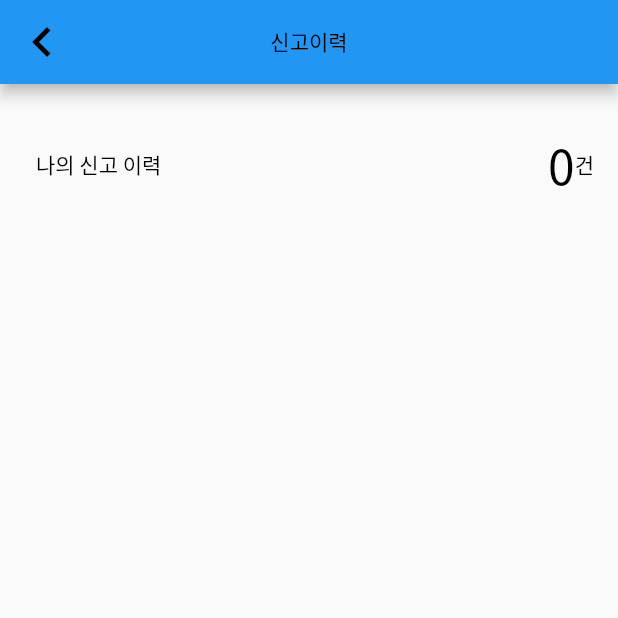
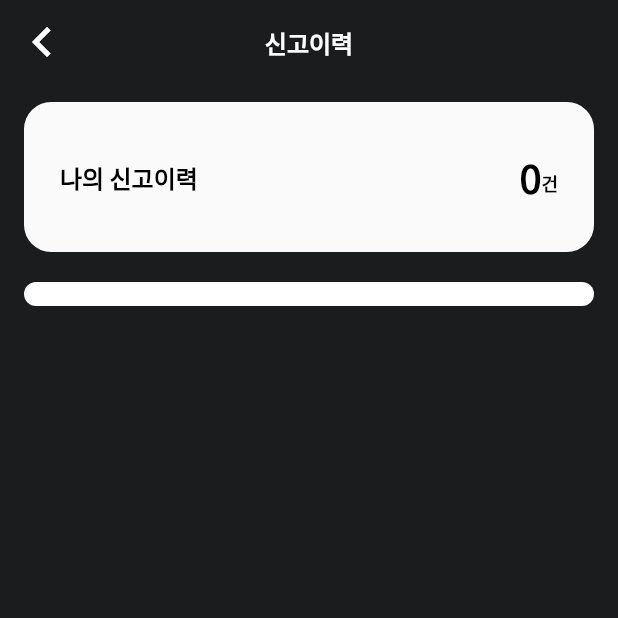
Before and after one commit to wooyoungkwak/illegalparking_app, a Flutter app: the MyPageReport screen opened by its route, on a phone screen of 412 x 824 dp, the top half of it. Run offline on Flutter 3.47's test engine with Material 2 defaults, Android fonts, the light colour scheme and no system bars; our stand-ins replace camera, connectivity_plus, dotted_border, flutter_secure_storage, fluttertoast, geolocator and 8 more; missing offline and left inert: app_settings, dart:ffi, mask_for_camera_view, network_info_plus; accounts and stored records are empty; statements that could not run were skipped.

Commit message:
신고 이력 UI 수정

```diff
--- a/lib/states/my_page.dart
+++ b/lib/states/my_page.dart
@@ -119,7 +119,7 @@ class _MyPageState extends State<MyPage> {
             ),
           ),
           // 등록, 신고, 포인트
-          // if (carNum == "" || carNum == null)
+          if (carNum == "" || carNum == null)
             createMypageContainer(
               route: () {
                 loginController.changeRealPage(4);
--- a/lib/states/my_page_report.dart
+++ b/lib/states/my_page_report.dart
@@ -1,6 +1,7 @@
 import 'package:flutter/material.dart';
 import 'package:get/get.dart';
 import 'package:illegalparking_app/config/env.dart';
+import 'package:illegalparking_app/config/style.dart';
 import 'package:illegalparking_app/controllers/login_controller.dart';
 import 'package:illegalparking_app/models/result_model.dart';
 import 'package:illegalparking_app/services/server_service.dart';
@@ -18,7 +19,7 @@ class MyPageReport extends StatefulWidget {
 class _MyPageReportState extends State<MyPageReport> {
   final loginController = Get.put(LoginController());
   List<dynamic> reportHistoryList = [];
-  List testList = [
+  List textList = [
     {
       "image": "assets/noimage.jpg",
       "address": "01 가 1234 광양시 중동",
@@ -108,62 +109,84 @@ class _MyPageReportState extends State<MyPageReport> {
         return Future(() => false);
       },
       child: Scaffold(
+        backgroundColor: AppColors.appBackground,
         appBar: AppBar(
+          elevation: 0,
+          backgroundColor: AppColors.appBackground,
           centerTitle: true,
           automaticallyImplyLeading: false,
           leading: Material(
-            color: Colors.blue,
+            color: AppColors.appBackground,
             child: InkWell(
               onTap: () {
                 loginController.changeRealPage(2);
               },
               child: const Icon(
                 Icons.chevron_left,
-                color: Colors.black,
+                color: AppColors.white,
                 size: 40,
               ),
             ),
           ),
           title: createCustomText(
+            color: AppColors.white,
+            weight: AppFontWeight.bold,
+            size: 16,
             text: "신고이력",
           ),
         ),
         body: ListView(
           shrinkWrap: true,
           children: [
-            createMypageContainer(
+            Padding(
+              padding: const EdgeInsets.only(top: 8.0, bottom: 8.0, left: 16.0, right: 16.0),
+              child: createMypageContainer(
                 widgetList: <Widget>[
                   createCustomText(
-                  weight: FontWeight.w400,
-                  text: "나의 신고 이력",
+                    weight: AppFontWeight.bold,
+                    size: 16.0,
+                    text: "나의 신고이력",
                   ),
                   const Spacer(),
                   createCustomText(
-                  padding: 0.0,
-                  size: 32.0,
+                    right: 0.0,
+                    weight: AppFontWeight.semiBold,
+                    size: 26,
                     text: "${reportHistoryList.length}",
                   ),
                   createCustomText(
-                  padding: 0.0,
-                  weight: FontWeight.w400,
+                    top: 16,
+                    left: 0.0,
+                    weight: AppFontWeight.semiBold,
+                    size: 12,
                     text: "건",
                   ),
                 ],
               ),
-            _createReportList(context, reportHistoryList)
+            ),
+            Padding(
+              padding: const EdgeInsets.only(top: 8.0, bottom: 8.0, left: 16.0, right: 16.0),
+              child: _createReportList(context, reportHistoryList),
+            )
           ],
         ),
       ),
     );
   }
 
-  Card _createReportList(BuildContext context, List reportHistoryList) {
-    return Card(
+  Container _createReportList(BuildContext context, List reportHistoryList) {
+    return Container(
+      padding: const EdgeInsets.only(top: 8.0, bottom: 8.0),
+      decoration: BoxDecoration(
+        color: AppColors.white,
+        borderRadius: BorderRadius.circular(18.0),
+      ),
       child: Wrap(
         alignment: WrapAlignment.center,
         children: List.generate(
           reportHistoryList.length,
           (index) => SizedBox(
+            // padding: const EdgeInsets.only(bottom: 8.0),
             child: Wrap(
               children: [
                 Column(
@@ -192,11 +215,16 @@ class _MyPageReportState extends State<MyPageReport> {
                         const Spacer(),
                         Padding(
                           padding: const EdgeInsets.all(8.0),
-                          child: Card(
+                          child: Container(
+                            padding: const EdgeInsets.only(left: 8.0, right: 8.0),
+                            decoration: BoxDecoration(
                               color: reportColors(reportHistoryList[index].reportState),
+                              border: Border.all(color: AppColors.grey),
+                              borderRadius: BorderRadius.circular(11.0),
+                            ),
                             child: createCustomText(
-                              weight: FontWeight.w400,
-                              color: reportColors(reportHistoryList[index].reportState) == const Color(0xffffffff) ? Colors.black : Colors.white,
+                              weight: AppFontWeight.semiBold,
+                              color: reportColors(reportHistoryList[index].reportState) == const Color(0xffffffff) ? AppColors.textGrey : AppColors.white,
                               text: reportHistoryList[index].reportState,
                             ),
                           ),
@@ -211,16 +239,34 @@ class _MyPageReportState extends State<MyPageReport> {
                   crossAxisAlignment: CrossAxisAlignment.start,
                   children: List.generate(
                     reportHistoryList[index].comments.length,
-                    (commentIndex) => createCustomText(
-                      left: 32.0,
+                    (commentIndex) => Row(
+                      crossAxisAlignment: CrossAxisAlignment.start,
+                      children: [
+                        Padding(
+                          padding: const EdgeInsets.only(left: 20.0),
+                          child: Image.asset(height: 14, width: 12, "assets/icon_comment.png"),
+                        ),
+                        Container(
+                          constraints: BoxConstraints(maxWidth: MediaQuery.of(context).size.width - 70),
+                          child: createCustomText(
+                            top: 0.0,
+                            bottom: 0.0,
+                            left: 4.0,
+                            right: 0.0,
+                            weight: AppFontWeight.semiBold,
+                            color: AppColors.textGrey,
                             size: 12.0,
-                      text: "* ${reportHistoryList[index].comments[commentIndex]}",
+                            text: "${reportHistoryList[index].comments[commentIndex]}",
+                          ),
+                        ),
+                      ],
                     ),
                   ),
                 ),
 
                 if (reportHistoryList.length != (index + 1))
                   Container(
+                    margin: const EdgeInsets.only(top: 8.0),
                     color: Colors.grey,
                     height: 1,
                     width: MediaQuery.of(context).size.width,
@@ -240,9 +286,13 @@ class _MyPageReportState extends State<MyPageReport> {
       // Network Error가 계속 발생해서 잠시 막아둠
       children: [
         Container(
-          width: 80,
-          height: 80,
+          // color: AppColors.grey,
+          width: 66,
+          height: 66,
           padding: const EdgeInsets.all(8.0),
+          // child: Container(decoration: BoxDecoration(border: Border.all(color: Colors.black)), child: Image.asset("assets/noimage.jpg")),
+          child: Container(
+            decoration: BoxDecoration(border: Border.all(color: AppColors.black)),
             child: Image.network(
               height: 70,
               width: 70,
@@ -256,6 +306,7 @@ class _MyPageReportState extends State<MyPageReport> {
               ),
             ),
           ),
+        ),
         //주소 및 시간
         Column(
           crossAxisAlignment: CrossAxisAlignment.start,
@@ -264,13 +315,16 @@ class _MyPageReportState extends State<MyPageReport> {
               constraints: addrTextWidthLimit(reportState, context),
               child: createCustomText(
                 padding: 0.0,
-                size: 16.0,
+                weight: AppFontWeight.bold,
+                size: 14.0,
                 // text: _addrTextLengthLimit(reportHistoryList[index].addr),
                 text: addr,
               ),
             ),
             createCustomText(
               padding: 0.0,
+              weight: AppFontWeight.medium,
+              color: AppColors.textGrey,
               size: 12.0,
               text: regDt,
             ),
--- a/lib/states/widgets/form.dart
+++ b/lib/states/widgets/form.dart
@@ -250,13 +250,13 @@ Color reportColors(String state) {
       color = const Color(0xffffc107);
       break;
     case "신고접수":
-      color = const Color(0xffd84315);
+      color = const Color(0xffD95321);
       break;
     case "신고제외":
-      color = const Color(0xff9e9e9e);
+      color = const Color(0xff888888);
       break;
     case "과태료 대상":
-      color = const Color(0xffbf360c);
+      color = const Color(0xffB12915);
       break;
   }
   return color;
@@ -267,9 +267,9 @@ BoxConstraints addrTextWidthLimit(String state, BuildContext context) {
   double appWidthSize = MediaQuery.of(context).size.width;
   Log.debug("appWidthSize : $appWidthSize");
   if (state.length > 5) {
-    return BoxConstraints(maxWidth: appWidthSize - 212.6); // 4글자 : 218, 5글자 : 198
+    return BoxConstraints(maxWidth: appWidthSize - 216); // 5글자 : 216, 4글자 : 196,
   }
-  return BoxConstraints(maxWidth: appWidthSize - 193);
+  return BoxConstraints(maxWidth: appWidthSize - 196);
 }
 
 // 차종별 이미지
```
Also changed, not shown: assets/icon_comment.png (added). Lines whose indentation alone changed are shown as unchanged.
